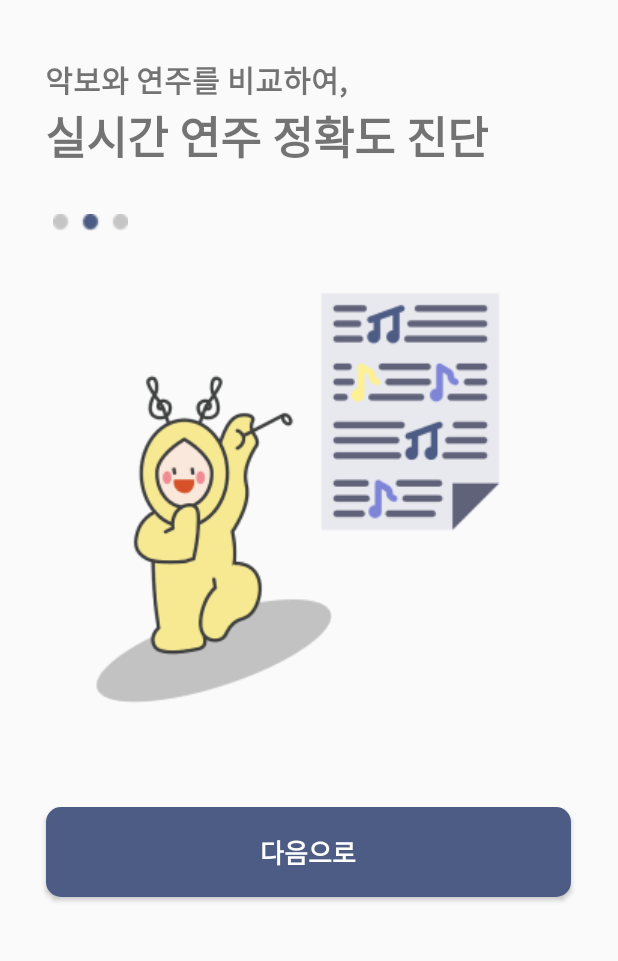
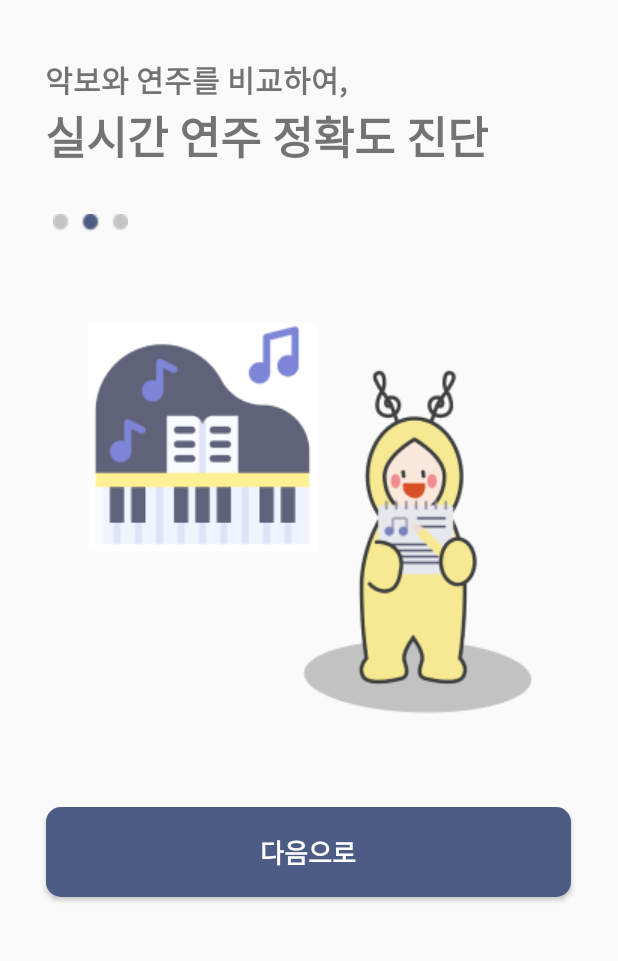
Before and after one commit to yoonsu417/LENTO, an Android app: the Onboard2Activity screen opened directly, with no data from a screen before it, on a phone screen of 412 x 824 dp, the part 116-1077 px from its top. Run offline under Robolectric (Android 15) with nearby library versions, the phone set to English and light mode, and no system bars.

Commit message:
온보딩 수정

```diff
--- a/app/src/main/res/layout/activity_onboard2.xml
+++ b/app/src/main/res/layout/activity_onboard2.xml
@@ -39,7 +39,7 @@
         android:layout_width="match_parent"
         android:layout_height="wrap_content"
         android:layout_marginTop="20dp"
-        android:src="@drawable/on11" />
+        android:src="@drawable/on22" />
 
     <Button
         android:id="@+id/NextBt"
```
Also changed, not shown: app/src/main/res/drawable/on22.png (added).
